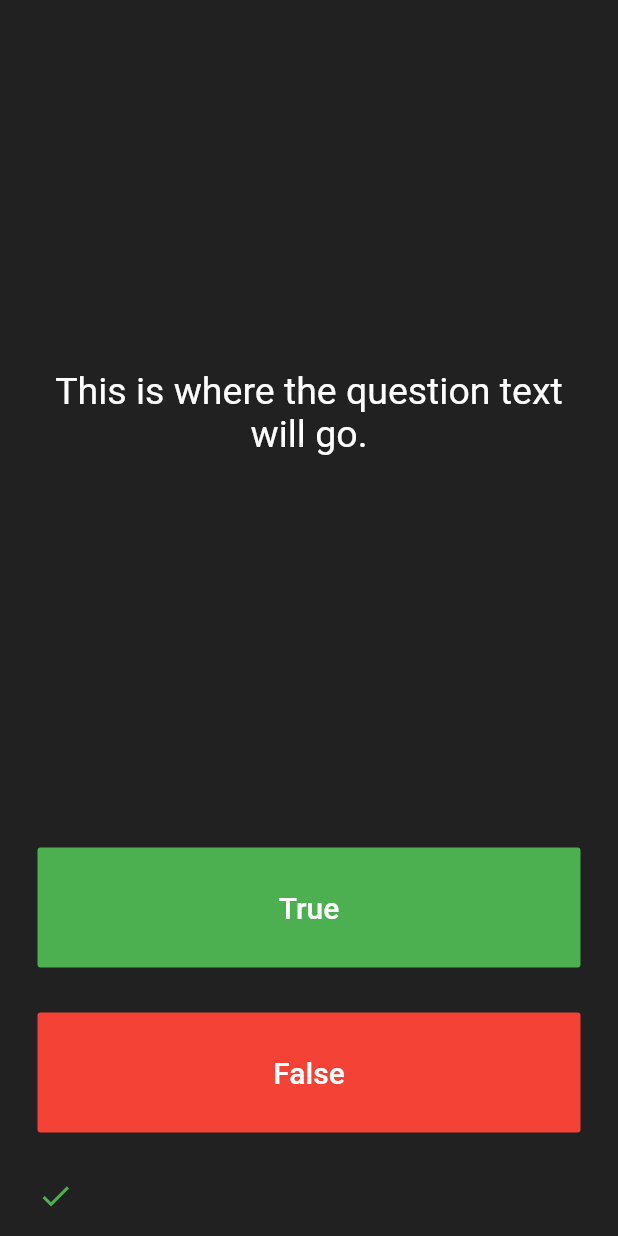
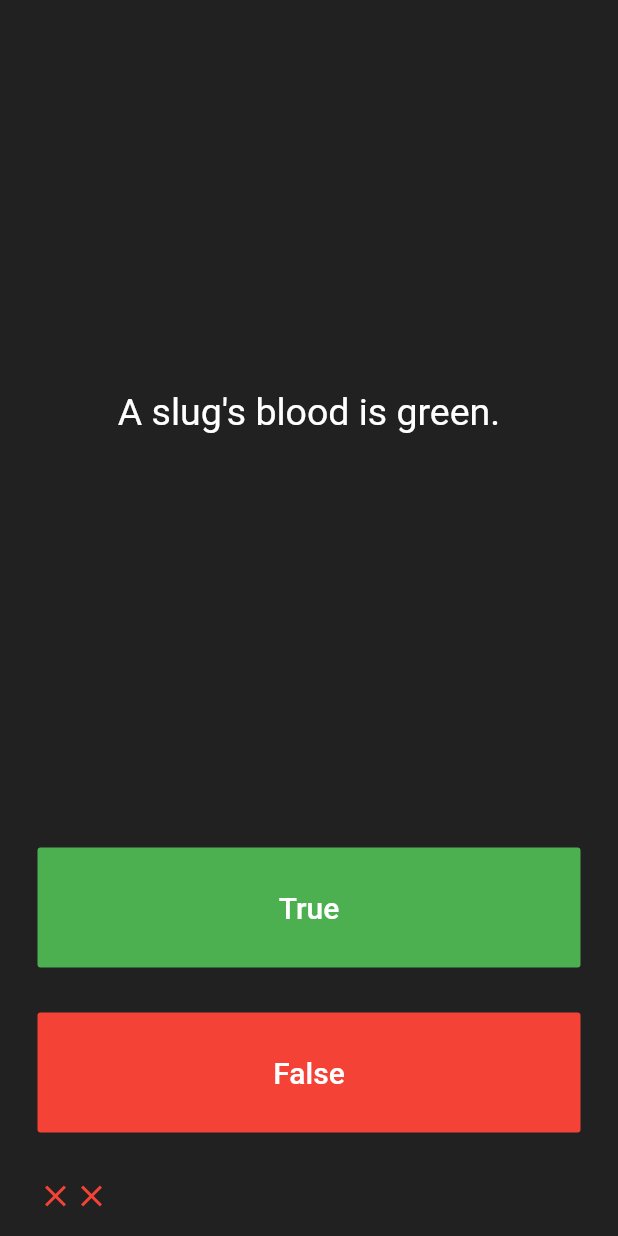
Before and after one commit to gwabstech/quizzler_app, a Flutter app: the screen it shows after launch, after a tap on "True", after a tap on "False", on a phone screen of 412 x 824 dp. Run offline on Flutter 3.47's test engine with Material 2 defaults, Android fonts, the phone set to English and light mode, and no system bars; missing offline and left inert: dart:html.

Commit message:
checked answer and update UI

```diff
--- a/lib/main.dart
+++ b/lib/main.dart
@@ -1,3 +1,5 @@
+import 'dart:html';
+
 import 'package:flutter/material.dart';
 
 void main() => runApp(Quizzler());
@@ -29,21 +31,40 @@ class QuizPage extends StatefulWidget {
 class _QuizPageState extends State<QuizPage> {
 
   List<Icon> scoreKeeper = [];
+  List<String> questions=[
+    'You can lead a cow down stairs but not up stairs.',
+    'Approximately one quarter of human bones are in the feet.',
+    'A slug\'s blood is green.',
+  ];
+  List<bool> answers = [false,true,true];
+
+  void updateButton(Icon icon){
+    setState((){
+      scoreKeeper.add(icon);
+      if(currentQuestions >= questions.length-1){
+        currentQuestions = 0;
+      }else{
+        currentQuestions+=1;
+      }
+
+    });
+  }
+  var currentQuestions = 0;
   @override
   Widget build(BuildContext context) {
     return Column(
       mainAxisAlignment: MainAxisAlignment.spaceBetween,
       crossAxisAlignment: CrossAxisAlignment.stretch,
       children: <Widget>[
-        const Expanded(
+        Expanded(
           flex: 5,
           child: Padding(
-            padding: EdgeInsets.all(10.0),
+            padding: const EdgeInsets.all(10.0),
             child: Center(
               child: Text(
-                'This is where the question text will go.',
+                questions[currentQuestions],
                 textAlign: TextAlign.center,
-                style: TextStyle(
+                style: const TextStyle(
                   fontSize: 25.0,
                   color: Colors.white,
                 ),
@@ -66,14 +87,21 @@ class _QuizPageState extends State<QuizPage> {
               ),
               onPressed: () {
 
-
-                setState((){
-                  scoreKeeper.add(const Icon(
+                bool correct_answers = answers[currentQuestions];
+                if(correct_answers == true){
+                  print("You are rigth");
+                  updateButton(const Icon(
                     Icons.check,
                     color: Colors.green,
-                  ),);
-                });
-                //The user picked true.
+                  ));
+                }else{
+                  print("You are wrong");
+                  updateButton(const Icon(
+                    Icons.close,
+                    color: Colors.red,
+                  ));
+                }
+
               },
             ),
           ),
@@ -92,17 +120,40 @@ class _QuizPageState extends State<QuizPage> {
               ),
               onPressed: () {
                 //The user picked false.
+
+                bool correct_answers = answers[currentQuestions];
+                if(correct_answers == false){
+                  print("You are rigth");
+                  updateButton(const Icon(
+                    Icons.check,
+                    color: Colors.green,
+                  ));
+                }else{
+                  print("You are rigth");
+                  updateButton(const Icon(
+                    Icons.close,
+                    color: Colors.red,
+                  ));
+                }
+
+
+
               },
             ),
           ),
         ),
         Padding(
-          padding: const EdgeInsets.all(15.0),
-          child: Row(
-            children: scoreKeeper,
+            padding: const EdgeInsets.all(15.0),
+            child: Row(
+              children: scoreKeeper,
+            ),
           ),
-        )
       ],
     );
   }
 }
+/*
+question1: 'You can lead a cow down stairs but not up stairs.', false,
+question2: 'Approximately one quarter of human bones are in the feet.', true,
+question3: 'A slug\'s blood is green.', true,
+ */
```
